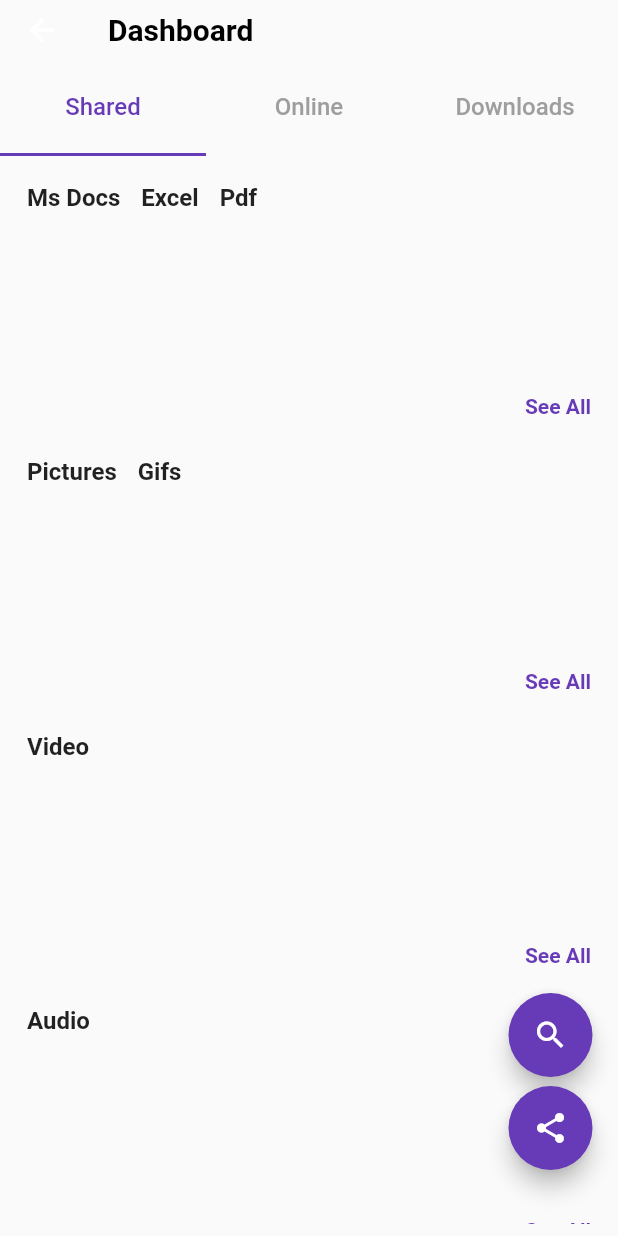
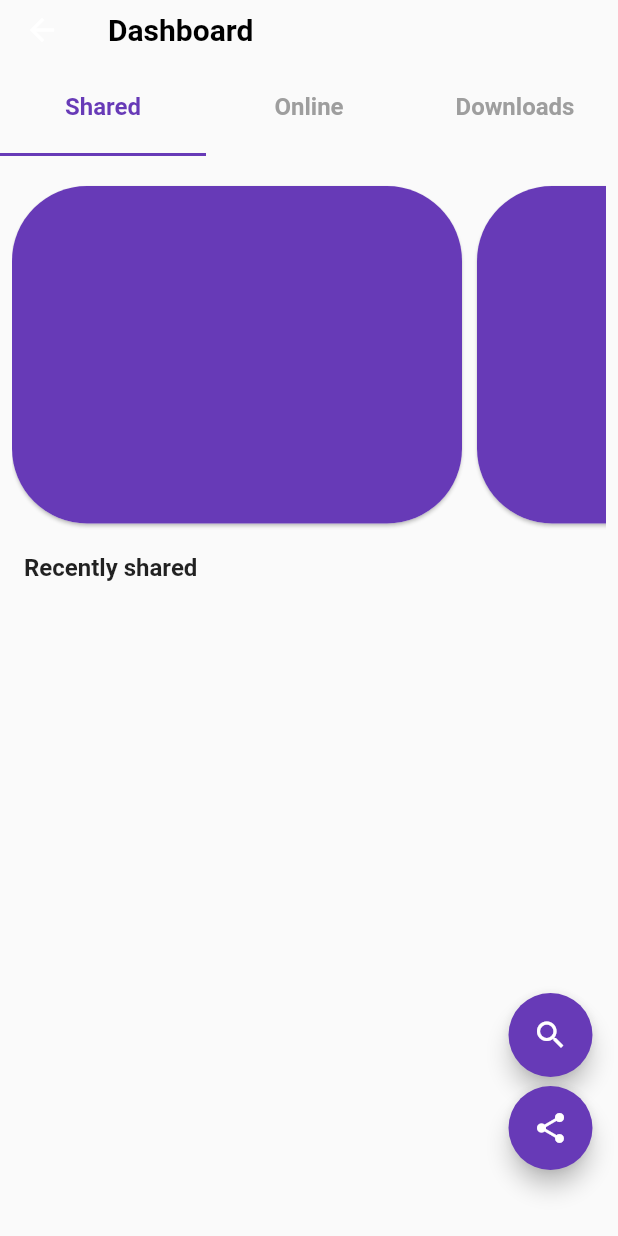
Before and after one commit to CpulsiveK/peer_to_peer_multimedia_sharing_app, a Flutter app: the Dashboard screen opened directly with empty values, on a phone screen of 412 x 824 dp. Run offline on Flutter 3.47's test engine with Material 2 defaults, Android fonts, the phone set to English and light mode, and no system bars; our stand-ins replace file_picker, loading_animation_widget, open_file, permission_handler, shared_preferences; accounts and stored records are empty.

Commit message:
updated dashboard ui

```diff
--- a/lib/ui/dashboard/dashboard.ui.dart
+++ b/lib/ui/dashboard/dashboard.ui.dart
@@ -2,10 +2,10 @@ import 'package:file_picker/file_picker.dart';
 import 'package:flutter/material.dart';
 import 'package:open_file/open_file.dart';
 import 'package:peer_to_peer_multimedia_sharing_application/ui/dashboard/content-display.ui.dart';
+import 'package:peer_to_peer_multimedia_sharing_application/ui/widgets/cards.ui.dart';
 import 'package:peer_to_peer_multimedia_sharing_application/ui/widgets/loading-animations.ui.dart';
 import 'package:peer_to_peer_multimedia_sharing_application/ui/widgets/search.ui.dart';
 import 'package:peer_to_peer_multimedia_sharing_application/ui/widgets/snackbar.ui.dart';
-import 'package:peer_to_peer_multimedia_sharing_application/ui/widgets/tabviews.ui.dart';
 import 'package:permission_handler/permission_handler.dart';
 import 'package:shared_preferences/shared_preferences.dart';
 
@@ -21,6 +21,7 @@ class _DashboardState extends State<Dashboard>
   Map args = {};
   FilePickerResult? result;
   List<PlatformFile> receivedSharedFiles = [];
+  List<PlatformFile> sharedFiles = [];
 
   List<String> sharedFileDocuments = [];
   List<String> sharedPictures = [];
@@ -70,28 +71,24 @@ class _DashboardState extends State<Dashboard>
   }
 
   void categorizeFiles() {
+    setState(() {
+      sharedFiles.addAll(receivedSharedFiles);
+    });
+
     for (PlatformFile file in receivedSharedFiles) {
       if (file.extension == 'pdf' ||
           file.extension == 'docx' ||
           file.extension == 'xlsx' ||
           file.extension == 'pptx') {
-        setState(() {
         sharedFileDocuments.add(file.name);
-        });
       } else if (file.extension == 'jpg' ||
           file.extension == 'gif' ||
           file.extension == 'png') {
-        setState(() {
         sharedPictures.add(file.name);
-        });
       } else if (file.extension == 'mp4' || file.extension == 'mkv') {
-        setState(() {
         sharedVideos.add(file.name);
-        });
       } else if (file.extension == 'mp3') {
-        setState(() {
         sharedAudio.add(file.name);
-        });
       }
     }
 
@@ -100,6 +97,8 @@ class _DashboardState extends State<Dashboard>
 
   void cacheSharedFiles() async {
     final SharedPreferences prefs = await SharedPreferences.getInstance();
+
+    await prefs.setStringList('sharedFIles', sharedFiles as List<String>);
 
     await prefs.setStringList('sharedFIleDocuments', sharedFileDocuments);
     await prefs.setStringList('sharedPictures', sharedPictures);
@@ -111,10 +110,8 @@ class _DashboardState extends State<Dashboard>
     final SharedPreferences prefs = await SharedPreferences.getInstance();
 
     setState(() {
-      sharedFileDocuments = prefs.getStringList('sharedFileDocuments') ?? [];
-      sharedPictures = prefs.getStringList('sharedPictures') ?? [];
-      sharedVideos = prefs.getStringList('SharedVideos') ?? [];
-      sharedAudio = prefs.getStringList('sharedAudio') ?? [];
+      sharedFiles =
+          prefs.getStringList('sharedFiles')! as List<PlatformFile>;
     });
   }
 
@@ -140,63 +137,168 @@ class _DashboardState extends State<Dashboard>
             labelPadding: EdgeInsets.all(8.0),
             unselectedLabelColor: Colors.grey,
             indicatorColor: Colors.deepPurple,
-            tabs: [Tabs('Shared'), Tabs('Online'), Tabs('Downloads')],
+            tabs: [
+              Tab(
+                child: Text(
+                  'Shared',
+                  style: TextStyle(
+                    fontSize: 16,
+                    fontWeight: FontWeight.bold
+                  ),
+                ),
+              ),
+              Tab(
+                child: Text(
+                  'Online',
+                  style: TextStyle(
+                    fontSize: 16,
+                    fontWeight: FontWeight.bold
+                  ),
+                ),
+              ),
+              Tab(
+                child: Text(
+                  'Downloads',
+                  style: TextStyle(
+                    fontSize: 16,
+                    fontWeight: FontWeight.bold
+                  ),
+                ),
+              ),
+            ],
           ),
         ),
         body: Padding(
           padding: const EdgeInsets.all(8.0),
           child: TabBarView(
             children: [
-              ListView(
-                key: const PageStorageKey('shared'),
+              Column(key: const PageStorageKey('shared'), children: [
+                SizedBox(
+                  height: 245,
+                  child: Expanded(
+                      child: ListView(
+                    scrollDirection: Axis.horizontal,
                     children: [
+                      Cards(sharedFiles: sharedFileDocuments, icon: const Icon(Icons.file_open_outlined),),
+                      Cards(sharedFiles: sharedPictures, icon: const Icon(Icons.photo_rounded)),
+                      Cards(sharedFiles: sharedVideos, icon: const Icon(Icons.video_collection_outlined)),
+                      Cards(sharedFiles: sharedAudio, icon: const Icon(Icons.audiotrack_rounded)),
+                    ],
+                  )),
+                ),
                 const Row(
                   children: [
-                      DescriptionTexts('Ms Docs'),
-                      DescriptionTexts('Excel'),
-                      DescriptionTexts('Pdf'),
+                    Padding(
+                      padding: EdgeInsets.fromLTRB(
+                        8.0, 12.0, 0.0, 10.0
+                      ),
+                      child: Text(
+                        'Recently shared',
+                        style: TextStyle(
+                            fontSize: 16, fontWeight: FontWeight.bold),
+                      ),
+                    ),
                   ],
                 ),
-                  SharedContent(
-                      sharedFiles: sharedFileDocuments,
-                      itemCount: sharedFileDocuments.length,
-                      icon: const Icon(size: 60, Icons.file_open_outlined)),
-                  const Row(
-                    children: [
-                      DescriptionTexts('Pictures'),
-                      DescriptionTexts('Gifs'),
-                    ],
+                Expanded(
+                  child: ListView.builder(
+                    scrollDirection: Axis.vertical,
+                    itemCount: sharedFiles.length,
+                    itemBuilder: (context, index) {
+                      final files = sharedFiles.reversed.toList();
+                      Icon? icon;
+
+                      switch (files[index].extension) {
+                        case 'jpg':
+                          icon = const Icon(
+                            Icons.photo_outlined,
+                            size: 40,
+                          );
+                          break;
+                        case 'png':
+                          icon = const Icon(
+                            Icons.photo_outlined,
+                            size: 40,
+                          );
+                          break;
+                        case 'mp4':
+                          icon = const Icon(
+                            Icons.video_file_outlined,
+                            size: 40,
+                          );
+                          break;
+                        case 'mkv':
+                          icon = const Icon(
+                            Icons.video_file_outlined,
+                            size: 40,
+                          );
+                          break;
+                        case 'mp3':
+                          icon = const Icon(
+                            Icons.audiotrack_rounded,
+                            size: 40,
+                          );
+                          break;
+                        case 'pdf':
+                          icon = const Icon(
+                            Icons.file_present_rounded,
+                            size: 40,
+                          );
+                          break;
+                        case 'docx':
+                          icon = const Icon(
+                            Icons.file_present_rounded,
+                            size: 40,
+                          );
+                          break;
+                        case 'xlsx':
+                          icon = const Icon(
+                            Icons.file_present_rounded,
+                            size: 40,
+                          );
+                          break;
+                        case 'pptx':
+                          icon = const Icon(
+                            Icons.file_present_rounded,
+                            size: 40,
+                          );
+                          break;
+                        case 'gif':
+                          icon = const Icon(
+                            Icons.gif_box_outlined,
+                            size: 40,
+                          );
+                          break;
+                        case 'opus':
+                          icon = const Icon(
+                            Icons.gif_box_outlined,
+                            size: 40,
+                          );
+                          break;
+                        default:
+                      }
+
+                      return Padding(
+                        padding: const EdgeInsets.fromLTRB(0.0, 0.0, 0.0, 10.0),
+                        child: Card(
+                          elevation: 0,
+                          shape: RoundedRectangleBorder(
+                              borderRadius: BorderRadius.circular(20)),
+                          child: ListTile(
+                            leading: icon,
+                            title: Text(
+                              files[index].name,
+                              style: const TextStyle(color: Colors.deepPurple),
                             ),
-                  SharedContent(
-                      sharedFiles: sharedPictures,
-                      itemCount: sharedPictures.length,
-                      icon: const Icon(size: 60, Icons.photo_library_rounded)),
-                  const Row(
-                    children: [
-                      DescriptionTexts('Video'),
-                    ],
+                            shape: RoundedRectangleBorder(
+                                borderRadius: BorderRadius.circular(20)),
                           ),
-                  SharedContent(
-                      sharedFiles: sharedVideos,
-                      itemCount: sharedVideos.length,
-                      icon: const Icon(
-                        size: 60,
-                        Icons.video_collection_outlined,
-                      )),
-                  const Row(
-                    children: [
-                      DescriptionTexts('Audio'),
-                    ],
                         ),
-                  SharedContent(
-                      sharedFiles: sharedAudio,
-                      itemCount: sharedAudio.length,
-                      icon: const Icon(
-                        size: 60,
-                        Icons.audiotrack_rounded,
-                      )),
-                ],
+                      );
+                    },
                   ),
+                ),
+              ]),
               Expanded(
                 child: ListView.builder(
                   shrinkWrap: true,
@@ -226,7 +328,8 @@ class _DashboardState extends State<Dashboard>
               child: FloatingActionButton(
                 backgroundColor: Colors.deepPurple,
                 onPressed: () {
-                  showSearch(context: context, delegate: FileSearch(id: args['id']));
+                  showSearch(
+                      context: context, delegate: FileSearch(id: args['id']));
                 },
                 child: const Icon(Icons.search, color: Colors.white),
               ),
--- /dev/null
+++ b/lib/ui/widgets/cards.ui.dart
@@ -0,0 +1,40 @@
+import 'package:flutter/material.dart';
+import 'package:peer_to_peer_multimedia_sharing_application/ui/dashboard/see-all.ui.dart';
+
+class Cards extends StatelessWidget {
+  final List<String> sharedFiles;
+  final Widget icon;
+
+  const Cards({super.key, required this.sharedFiles, required this.icon});
+
+  @override
+  Widget build(BuildContext context) {
+    return GestureDetector(
+      child: Padding(
+        padding: const EdgeInsets.fromLTRB(0.0, 12.0, 10.0, 8.0),
+        child: Material(
+          elevation: 1,
+          borderRadius: const BorderRadius.all(Radius.circular(50)),
+          child: Container(
+            height: 100,
+            width: 300,
+            decoration: const BoxDecoration(
+              color: Colors.deepPurple,
+              borderRadius: BorderRadius.all(Radius.circular(50)),
+            ),
+          ),
+        ),
+      ),
+      onTap: () {
+        if (sharedFiles.isNotEmpty) {
+          Navigator.of(context).push(MaterialPageRoute(
+            builder: (context) => SeeAll(
+                sharedFiles: sharedFiles,
+                itemCount: sharedFiles.length,
+                icon: icon)));
+        }
+
+      },
+    );
+  }
+}
--- a/lib/ui/widgets/tabviews.ui.dart
+++ /dev/null
@@ -1,117 +0,0 @@
-import 'package:flutter/material.dart';
-import 'package:peer_to_peer_multimedia_sharing_application/ui/dashboard/see-all.ui.dart';
-
-class SharedContent extends StatelessWidget {
-  final List<String> sharedFiles;
-  final int itemCount;
-  final Widget icon;
-
-  const SharedContent(
-      {Key? key,
-      required this.sharedFiles,
-      required this.itemCount,
-      required this.icon})
-      : super(key: key);
-
-  @override
-  Widget build(BuildContext context) {
-    return SizedBox(
-      height: 150,
-      child: Column(
-        children: [
-          Expanded(
-            child: ListView.builder(
-              scrollDirection: Axis.horizontal,
-              itemCount: itemCount,
-              itemBuilder: (context, int index) {
-                return Padding(
-                  padding: const EdgeInsets.fromLTRB(0.0, 10.0, 10.0, 0.0),
-                  child: SizedBox(
-                    width: 100,
-                    child: Column(
-                      children: [
-                        Row(
-                          mainAxisAlignment: MainAxisAlignment.start,
-                          children: [
-                            icon,
-                          ],
-                        ),
-                        Padding(
-                          padding:
-                              const EdgeInsets.fromLTRB(10.0, 10.0, 0.0, 0.0),
-                          child: Text(
-                            textAlign: TextAlign.start,
-                            sharedFiles[index],
-                            style: const TextStyle(
-                              overflow: TextOverflow.ellipsis,
-                            ),
-                          ),
-                        )
-                      ],
-                    ),
-                  ),
-                );
-              },
-            ),
-          ),
-          Row(
-            mainAxisAlignment: MainAxisAlignment.end,
-            children: [
-              TextButton(
-                  onPressed: () {
-                    if (itemCount > 0) {
-                      Navigator.of(context).push(MaterialPageRoute(
-                        builder: (context) => SeeAll(sharedFiles: sharedFiles, itemCount: itemCount, icon: icon,),
-                      ));
-                    }
-                  },
-                  child: const Text(
-                    'See All',
-                    style: TextStyle(
-                        fontSize: 14,
-                        fontWeight: FontWeight.bold,
-                        color: Colors.deepPurple),
-                  ))
-            ],
-          )
-        ],
-      ),
-    );
-  }
-}
-
-class DescriptionTexts extends StatelessWidget {
-  final String text;
-  const DescriptionTexts(this.text, {super.key});
-
-  @override
-  Widget build(BuildContext context) {
-    return Padding(
-      padding: const EdgeInsets.fromLTRB(10.0, 10.0, 4.0, 4.0),
-      child: Text(
-        text,
-        style: const TextStyle(fontSize: 16, fontWeight: FontWeight.bold),
-      ),
-    );
-  }
-}
-
-class Tabs extends StatelessWidget {
-  final String text;
-  const Tabs(
-    this.text, {
-    super.key,
-  });
-
-  @override
-  Widget build(BuildContext context) {
-    return Tab(
-      child: Text(
-        text,
-        style: const TextStyle(
-          fontSize: 16,
-        ),
-      ),
-    );
-  }
-}
```
Lines whose indentation alone changed are shown as unchanged.
